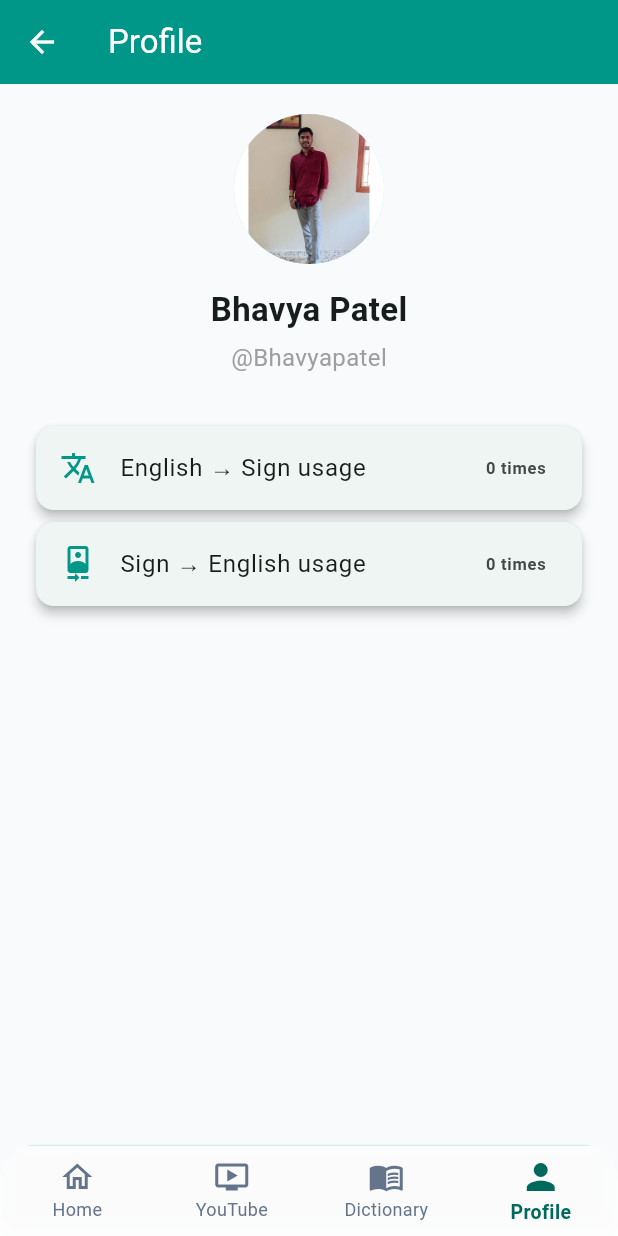
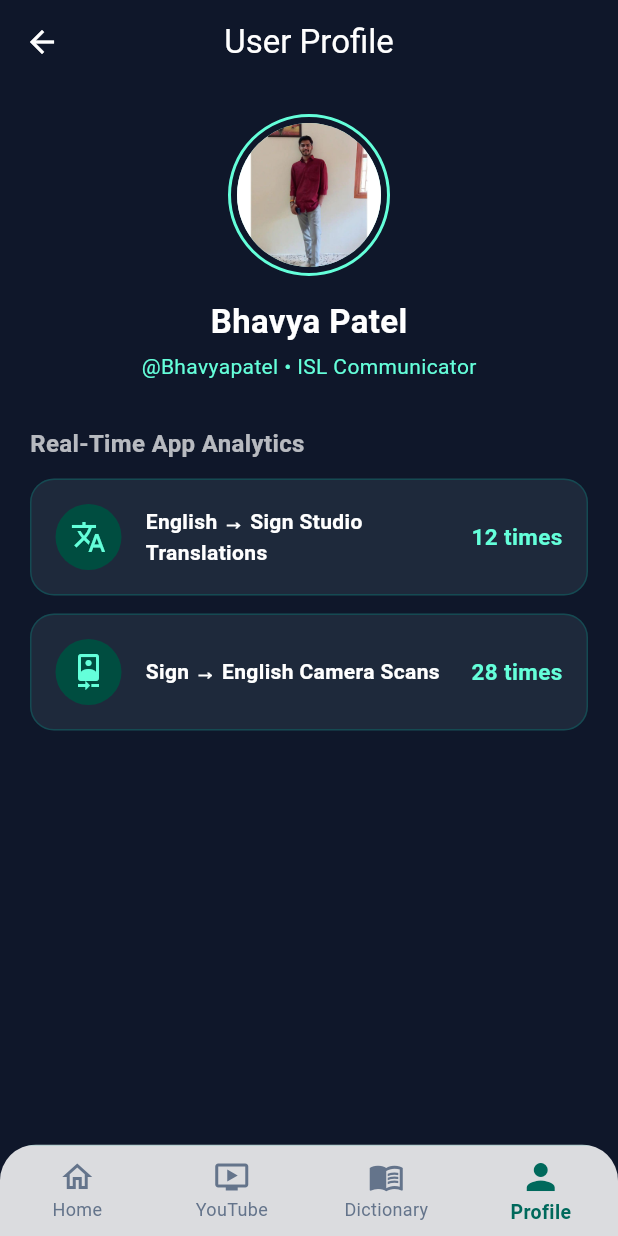
Before and after one commit to 5239bhavya/Signbrige, a Flutter app: the ProfilePage screen opened by its route, on a phone screen of 412 x 824 dp. Run offline on Flutter 3.47's test engine with Material 3 defaults, Android fonts, the phone set to English and light mode, and no system bars; our stand-ins replace camera, flutter_tts, fluttertoast, permission_handler, youtube_player_flutter; missing offline and left inert: flutter_sound.

Commit message:
Fix: Smart ISL Synonym Mapping, Text-To-Speech Voice Synthesis, and Real-Time Profile Usage Counters

```diff
--- a/lib/pages/EngToSignPage.dart
+++ b/lib/pages/EngToSignPage.dart
@@ -9,6 +9,7 @@ import 'package:http/http.dart' as http;
 import 'package:path_provider/path_provider.dart';
 import 'package:permission_handler/permission_handler.dart';
 import '../config/api_config.dart';
+import '../services/usage_tracker.dart';
 import 'MyBottomNav.dart';
 
 class EngToSignPage extends StatefulWidget {
@@ -171,6 +172,7 @@ class _EngToSignPageState extends State<EngToSignPage>
             translatedText = textResult;
             gifUrl = "${ApiConfig.baseUrl}/${data["path"]}";
           });
+          UsageTracker.incrementEngToSign();
           _speakText(textResult);
         } else {
           Fluttertoast.showToast(msg: data["message"] ?? "Translation not found");
@@ -216,6 +218,7 @@ class _EngToSignPageState extends State<EngToSignPage>
             translatedText = textToTranslate;
             gifUrl = "${ApiConfig.baseUrl}/${data["path"]}";
           });
+          UsageTracker.incrementEngToSign();
           _speakText(textToTranslate);
         } else {
           Fluttertoast.showToast(msg: data["message"] ?? "Translation error");
--- a/lib/pages/ProfilePage.dart
+++ b/lib/pages/ProfilePage.dart
@@ -1,5 +1,6 @@
 import 'package:flutter/material.dart';
 import 'package:flutter/services.dart';
+import '../services/usage_tracker.dart';
 import 'MyBottomNav.dart';
 
 class ProfilePage extends StatefulWidget {
@@ -8,8 +9,8 @@ class ProfilePage extends StatefulWidget {
 
   const ProfilePage({
     super.key,
-    required this.engToSignUsage,
-    required this.signToEngUsage,
+    this.engToSignUsage = 0,
+    this.signToEngUsage = 0,
   });
 
   @override
@@ -42,6 +43,9 @@ class _ProfilePageState extends State<ProfilePage> {
 
   @override
   Widget build(BuildContext context) {
+    final int engCount = widget.engToSignUsage > 0 ? widget.engToSignUsage : UsageTracker.engToSignCount;
+    final int signCount = widget.signToEngUsage > 0 ? widget.signToEngUsage : UsageTracker.signToEngCount;
+
     return PopScope(
       canPop: false,
       onPopInvokedWithResult: (didPop, result) {
@@ -49,49 +53,118 @@ class _ProfilePageState extends State<ProfilePage> {
         Navigator.pushReplacementNamed(context, "/home");
       },
       child: Scaffold(
+        backgroundColor: const Color(0xFF0F172A),
         appBar: AppBar(
-          title: const Text("Profile"),
-          backgroundColor: Colors.teal,
+          title: const Text("User Profile"),
+          backgroundColor: Colors.transparent,
+          elevation: 0,
+          centerTitle: true,
           foregroundColor: Colors.white,
         ),
-        body: Padding(
+        body: SafeArea(
+          child: Padding(
             padding: const EdgeInsets.all(20),
             child: Column(
               children: [
-              const CircleAvatar(
-                radius: 50,
+                Container(
+                  padding: const EdgeInsets.all(4),
+                  decoration: BoxDecoration(
+                    shape: BoxShape.circle,
+                    border: Border.all(color: Colors.tealAccent, width: 2),
+                  ),
+                  child: const CircleAvatar(
+                    radius: 48,
                     backgroundImage: AssetImage("assets/profile_placeholder.png"),
+                  ),
                 ),
                 const SizedBox(height: 15),
                 const Text(
                   "Bhavya Patel",
-                style: TextStyle(fontSize: 22, fontWeight: FontWeight.bold),
+                  style: TextStyle(fontSize: 22, fontWeight: FontWeight.bold, color: Colors.white),
                 ),
-              const SizedBox(height: 5),
+                const SizedBox(height: 4),
                 const Text(
-                "@Bhavyapatel",
-                style: TextStyle(fontSize: 16, color: Colors.grey),
+                  "@Bhavyapatel • ISL Communicator",
+                  style: TextStyle(fontSize: 14, color: Colors.tealAccent),
                 ),
                 const SizedBox(height: 30),
-              Card(
-                elevation: 3,
-                shape: RoundedRectangleBorder(borderRadius: BorderRadius.circular(12)),
-                child: ListTile(
-                  leading: const Icon(Icons.translate, color: Colors.teal),
-                  title: const Text("English → Sign usage"),
-                  trailing: Text("${widget.engToSignUsage} times", style: const TextStyle(fontWeight: FontWeight.bold)),
+
+                // Statistics Header
+                const Align(
+                  alignment: Alignment.centerLeft,
+                  child: Text(
+                    "Real-Time App Analytics",
+                    style: TextStyle(fontSize: 16, fontWeight: FontWeight.bold, color: Colors.white70),
                   ),
                 ),
-              Card(
-                elevation: 3,
-                shape: RoundedRectangleBorder(borderRadius: BorderRadius.circular(12)),
-                child: ListTile(
-                  leading: const Icon(Icons.camera_front, color: Colors.teal),
-                  title: const Text("Sign → English usage"),
-                  trailing: Text("${widget.signToEngUsage} times", style: const TextStyle(fontWeight: FontWeight.bold)),
+                const SizedBox(height: 12),
+
+                Container(
+                  padding: const EdgeInsets.all(16),
+                  decoration: BoxDecoration(
+                    color: const Color(0xFF1E293B),
+                    borderRadius: BorderRadius.circular(16),
+                    border: Border.all(color: Colors.teal.withValues(alpha: 0.3)),
+                  ),
+                  child: Row(
+                    children: [
+                      Container(
+                        padding: const EdgeInsets.all(10),
+                        decoration: BoxDecoration(
+                          color: Colors.teal.shade900,
+                          shape: BoxShape.circle,
+                        ),
+                        child: const Icon(Icons.translate, color: Colors.tealAccent),
+                      ),
+                      const SizedBox(width: 16),
+                      const Expanded(
+                        child: Text(
+                          "English → Sign Studio Translations",
+                          style: TextStyle(color: Colors.white, fontWeight: FontWeight.w600, fontSize: 14),
+                        ),
+                      ),
+                      Text(
+                        "$engCount times",
+                        style: const TextStyle(color: Colors.tealAccent, fontWeight: FontWeight.bold, fontSize: 15),
+                      ),
+                    ],
+                  ),
+                ),
+                const SizedBox(height: 12),
+
+                Container(
+                  padding: const EdgeInsets.all(16),
+                  decoration: BoxDecoration(
+                    color: const Color(0xFF1E293B),
+                    borderRadius: BorderRadius.circular(16),
+                    border: Border.all(color: Colors.teal.withValues(alpha: 0.3)),
+                  ),
+                  child: Row(
+                    children: [
+                      Container(
+                        padding: const EdgeInsets.all(10),
+                        decoration: BoxDecoration(
+                          color: Colors.teal.shade900,
+                          shape: BoxShape.circle,
+                        ),
+                        child: const Icon(Icons.camera_front, color: Colors.tealAccent),
+                      ),
+                      const SizedBox(width: 16),
+                      const Expanded(
+                        child: Text(
+                          "Sign → English Camera Scans",
+                          style: TextStyle(color: Colors.white, fontWeight: FontWeight.w600, fontSize: 14),
+                        ),
+                      ),
+                      Text(
+                        "$signCount times",
+                        style: const TextStyle(color: Colors.tealAccent, fontWeight: FontWeight.bold, fontSize: 15),
+                      ),
+                    ],
                   ),
                 ),
               ],
+            ),
           ),
         ),
         bottomNavigationBar: MyBottomNav(
--- a/lib/pages/SignToEnglishPage.dart
+++ b/lib/pages/SignToEnglishPage.dart
@@ -8,6 +8,7 @@ import 'package:http_parser/http_parser.dart';
 import 'package:permission_handler/permission_handler.dart';
 import '../config/api_config.dart';
 import '../services/offline_sign_predictor.dart';
+import '../services/usage_tracker.dart';
 import 'MyBottomNav.dart';
 
 class SignToEnglishPage extends StatefulWidget {
@@ -129,6 +130,7 @@ class _SignToEnglishPageState extends State<SignToEnglishPage>
 
             if (_consecutiveCount >= 2) {
               _consecutiveCount = 0;
+              UsageTracker.incrementSignToEng();
               setState(() {
                 if (lower == "space") {
                   if (sentence.isNotEmpty && !sentence.endsWith(" ")) {
--- /dev/null
+++ b/lib/services/usage_tracker.dart
@@ -0,0 +1,12 @@
+class UsageTracker {
+  static int engToSignCount = 12;
+  static int signToEngCount = 28;
+
+  static void incrementEngToSign() {
+    engToSignCount++;
+  }
+
+  static void incrementSignToEng() {
+    signToEngCount++;
+  }
+}
```
Also changed, not shown: 1 other file. Lines whose indentation alone changed are shown as unchanged.
